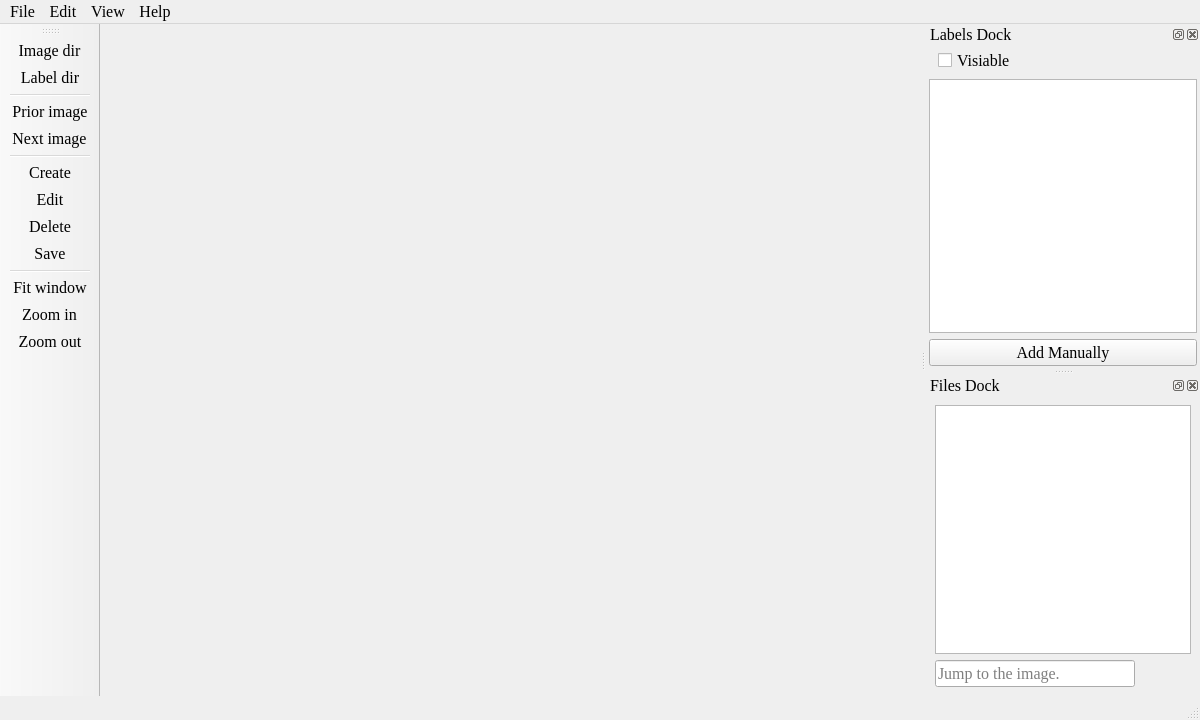
Old version of the form ui/main_window.ui in the repository yatengLG/IDAT.
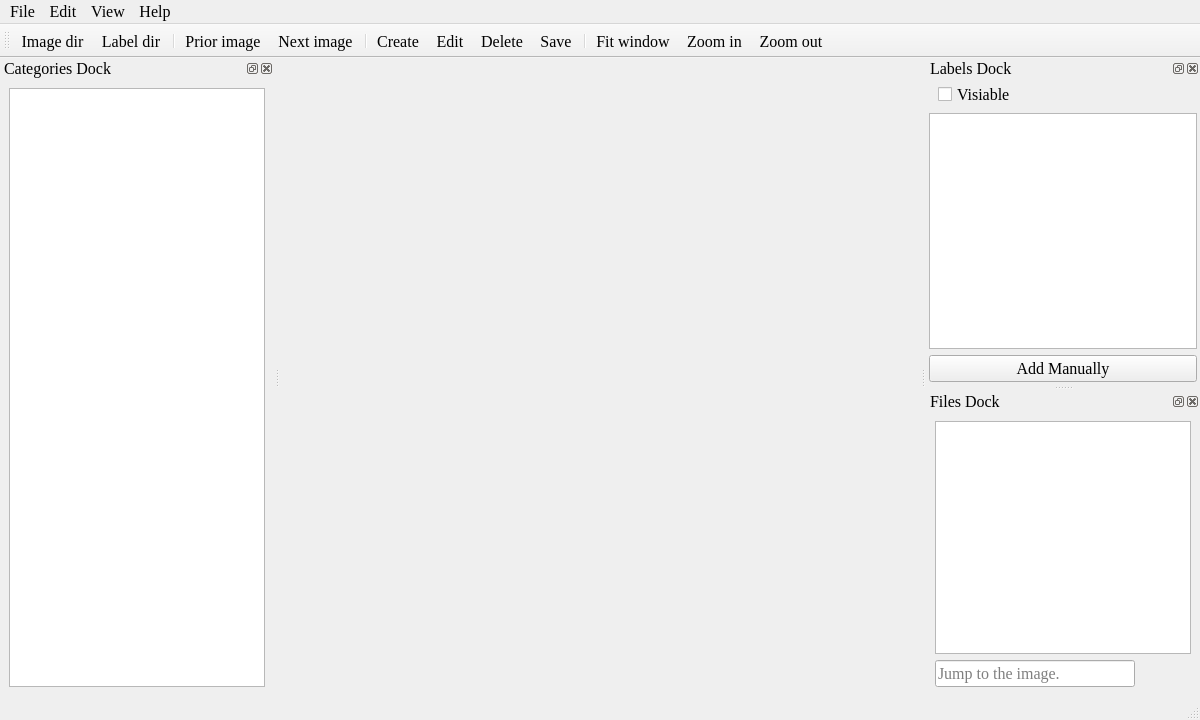
New version of the form. Icons and pictures are not drawn.

The edit to the form file:
```diff
--- a/ui/main_window.ui
+++ b/ui/main_window.ui
@@ -101,7 +101,7 @@
     <string>toolBar</string>
    </property>
    <property name="orientation">
-    <enum>Qt::Vertical</enum>
+    <enum>Qt::Horizontal</enum>
    </property>
    <property name="iconSize">
     <size>
@@ -110,10 +110,10 @@
     </size>
    </property>
    <property name="toolButtonStyle">
-    <enum>Qt::ToolButtonTextUnderIcon</enum>
+    <enum>Qt::ToolButtonIconOnly</enum>
    </property>
    <attribute name="toolBarArea">
-    <enum>LeftToolBarArea</enum>
+    <enum>TopToolBarArea</enum>
    </attribute>
    <attribute name="toolBarBreak">
     <bool>false</bool>
@@ -267,6 +267,21 @@
    </widget>
   </widget>
   <widget class="QStatusBar" name="status_bar"/>
+  <widget class="QDockWidget" name="dockWidget">
+   <property name="windowTitle">
+    <string>Categories Dock</string>
+   </property>
+   <attribute name="dockWidgetArea">
+    <number>1</number>
+   </attribute>
+   <widget class="QWidget" name="dockWidgetContents_3">
+    <layout class="QVBoxLayout" name="verticalLayout_3">
+     <item>
+      <widget class="QListWidget" name="listWidget_categories"/>
+     </item>
+    </layout>
+   </widget>
+  </widget>
   <action name="actionOpen_image_dir">
    <property name="icon">
     <iconset resource="icon.qrc">
```
Left out of the diff: 42 changed lines with no effect on the pictures.
